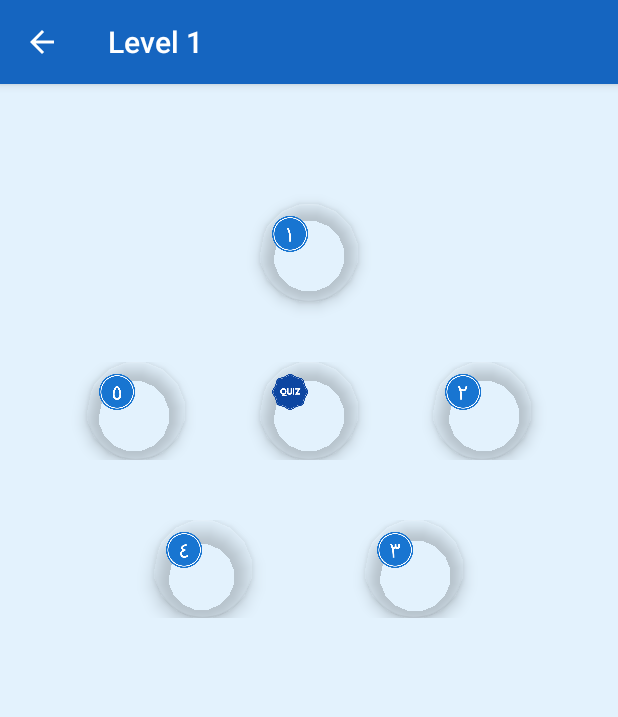
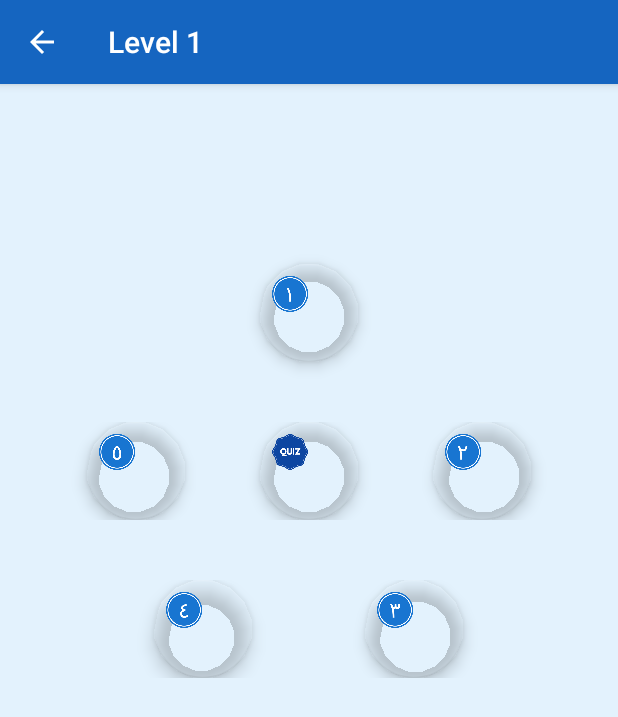
Before and after one commit to dindakhrsm/BiT, an Android app: the PageMateri1Activity screen opened directly, with no data from a screen before it, on a phone screen of 412 x 824 dp. Shown: the top 717 px of the screen. Run offline under Robolectric (Android 15) with nearby library versions, the phone set to English and light mode, and no system bars.

Commit message:
layout changed

```diff
--- a/app/src/main/res/layout/selection_level1.xml
+++ b/app/src/main/res/layout/selection_level1.xml
@@ -14,7 +14,7 @@
         android:id="@+id/materiA1"
         app:backgroundTint="@android:color/transparent"
         android:layout_gravity="center_horizontal"
-        android:layout_marginTop="80dp"
+        android:layout_marginTop="120dp"
         android:layout_height="65dp" />
 
     <LinearLayout
--- a/app/src/main/res/layout/selection_level2.xml
+++ b/app/src/main/res/layout/selection_level2.xml
@@ -14,7 +14,7 @@
         android:id="@+id/materiB1"
         app:backgroundTint="@android:color/transparent"
         android:layout_gravity="center_horizontal"
-        android:layout_marginTop="80dp"
+        android:layout_marginTop="120dp"
         android:layout_height="65dp" />
 
     <LinearLayout
--- a/app/src/main/res/layout/selection_level3.xml
+++ b/app/src/main/res/layout/selection_level3.xml
@@ -14,7 +14,7 @@
         android:id="@+id/materiC1"
         app:backgroundTint="@android:color/transparent"
         android:layout_gravity="center_horizontal"
-        android:layout_marginTop="80dp"
+        android:layout_marginTop="120dp"
         android:layout_height="65dp" />
 
     <LinearLayout
```
